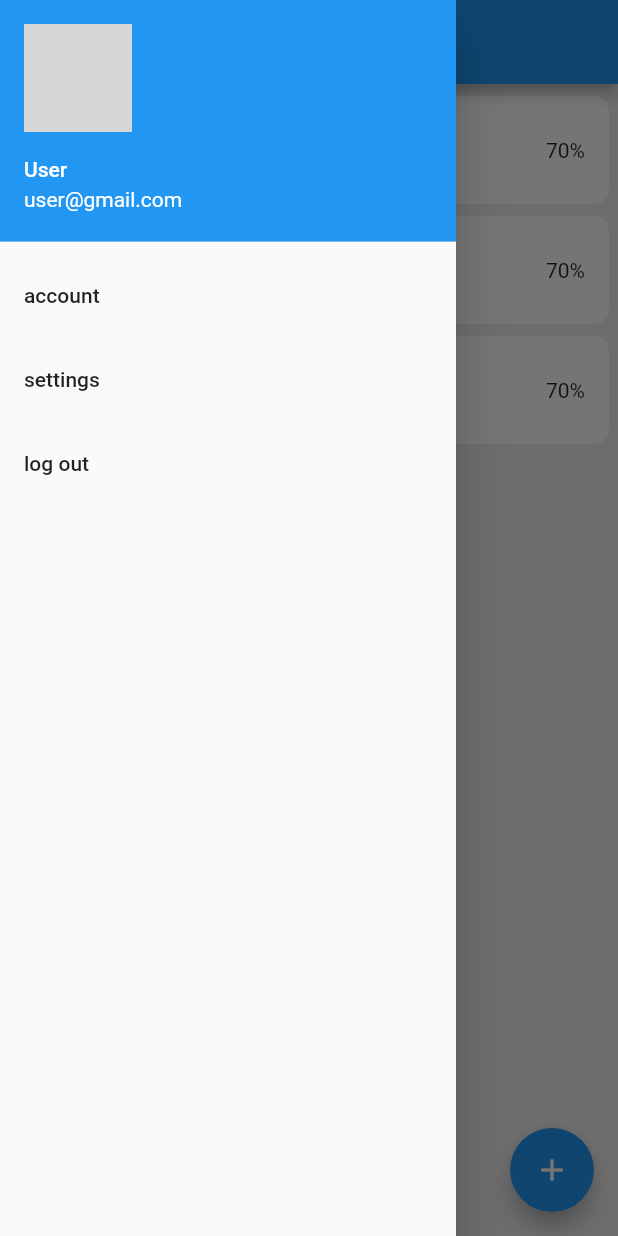
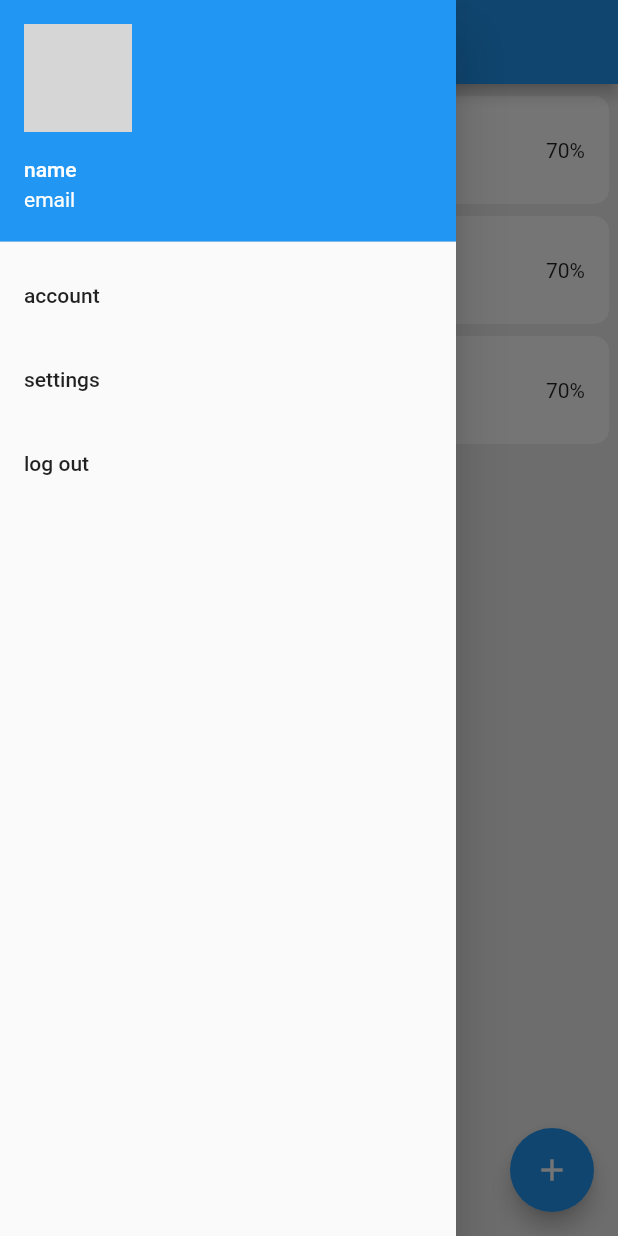
Before and after one commit to kunaldiwakar31/attendence-app, a Flutter app: the StudentHome screen opened directly, with the side drawer open, on a phone screen of 412 x 824 dp. Run offline on Flutter 3.47's test engine with Material 2 defaults, Android fonts, the light colour scheme and no system bars; our stand-ins replace cloud_firestore, firebase_auth, firebase_core; accounts and stored records are empty; network calls fail; grey boxes are pictures that could not be loaded.

Commit message:
Modified file structure

```diff
--- a/lib/Authenticate.dart
+++ b/lib/Authentication/Authenticate.dart
@@ -1,4 +1,4 @@
-import 'package:attendence_app/register.dart';
+import 'package:attendence_app/Authentication/register.dart';
 import 'package:flutter/material.dart';
 
 import 'login.dart';
--- a/lib/login.dart
+++ b/lib/Authentication/login.dart
@@ -3,8 +3,8 @@ import 'package:cloud_firestore/cloud_firestore.dart';
 import 'package:firebase_auth/firebase_auth.dart';
 import 'package:flutter/material.dart';
 
-import 'StudentHome.dart';
-import 'TeacherHome.dart';
+import '../Home/StudentHome.dart';
+import '../Home/TeacherHome.dart';
 
 class LoginPage extends StatefulWidget {
   const LoginPage({Key? key}) : super(key: key);
--- a/lib/register.dart
+++ b/lib/Authentication/register.dart
@@ -1,9 +1,9 @@
-import 'package:attendence_app/StudentHome.dart';
-import 'package:attendence_app/TeacherHome.dart';
+import 'package:attendence_app/Home/StudentHome.dart';
+import 'package:attendence_app/Home/TeacherHome.dart';
 import 'package:flutter/material.dart';
 import 'package:firebase_auth/firebase_auth.dart';
 
-import 'DatabaseService.dart';
+import '../DatabaseService.dart';
 
 class Register extends StatefulWidget {
   const Register({Key? key}) : super(key: key);
--- /dev/null
+++ b/lib/Blocs/StudentsBloc.dart
@@ -0,0 +1,36 @@
+import 'package:attendence_app/DataStructure.dart';
+import 'package:cloud_firestore/cloud_firestore.dart';
+import 'package:flutter/foundation.dart';
+import 'package:flutter/material.dart';
+
+import '../AppConstants.dart';
+
+class StudentsBloc extends ChangeNotifier {
+  Student _currentStudent = Student(
+      name: 'name',
+      rollno: 'rollno',
+      email: 'email',
+      subjects: [],
+      userType: 'Student');
+
+  Student get currentStudent {
+    assert(_currentStudent != null);
+    return _currentStudent;
+  }
+
+  final _studentsCollectionReference =
+      FirebaseFirestore.instance.collection(AppConstants.studentsCollection);
+
+  Future getStudentInfo(String uid) async {
+    var documentSnapshot = await _studentsCollectionReference.doc(uid).get();
+    var data = documentSnapshot.data();
+    _currentStudent = Student(
+        name: data!['name'],
+        rollno: data['rollno'],
+        email: data['email'],
+        subjects: data['Subjects'] ?? [],
+        userType: data['userType'] ?? 'Student');
+
+    notifyListeners();
+  }
+}
--- a/lib/TeachersBloc.dart
+++ b/lib/Blocs/TeachersBloc.dart
@@ -1,4 +1,5 @@
 import 'package:attendence_app/AppConstants.dart';
+import 'package:attendence_app/DataStructure.dart';
 import 'package:cloud_firestore/cloud_firestore.dart';
 import 'package:flutter/foundation.dart';
 
@@ -6,22 +7,31 @@ import 'package:flutter/material.dart';
 
 class TeachersBloc extends ChangeNotifier {
   List _subjectsList = [];
+  Teacher _currentTeacher =
+      Teacher(name: 'Name', email: 'email', userType: 'Teacher');
 
   List get subjectsList {
     assert(_subjectsList != null);
     return _subjectsList;
   }
 
+  Teacher get currentTeacher {
+    assert(_currentTeacher != null);
+    return _currentTeacher;
+  }
+
   final _teachersCollectionReference =
       FirebaseFirestore.instance.collection(AppConstants.teachersCollection);
 
-  Future getSubjectList(String uid) async {
-    List subjectsList = [];
+  Future getTeacherInfo(String uid) async {
+    var documentSnapshot = await _teachersCollectionReference.doc(uid).get();
+    _subjectsList = documentSnapshot.data()!['Subjects'];
 
-    var documentSnapshot = await _teachersCollectionReference.doc(uid).get();
-    subjectsList = documentSnapshot.data()!['Subjects'];
+    _currentTeacher = Teacher(
+        name: documentSnapshot.data()!['name'],
+        email: documentSnapshot.data()!['email'],
+        userType: documentSnapshot.data()!['userType']);
 
-    _subjectsList = subjectsList;
     notifyListeners();
   }
 }
--- a/lib/createClass.dart
+++ b/lib/ClassesFunc/createClass.dart
@@ -2,10 +2,10 @@
 
 import 'package:flutter/material.dart';
 import 'package:provider/provider.dart';
-import 'DatabaseService.dart';
+import '../DatabaseService.dart';
 import 'package:flutter/services.dart';
 
-import 'TeachersBloc.dart';
+import '../Blocs/TeachersBloc.dart';
 
 class CreateClass extends StatefulWidget {
   final uid;
@@ -94,7 +94,7 @@ class _CreateClassState extends State<CreateClass> {
                             .generateCode(course_name, semester, widget.uid);
 
                         await Provider.of<TeachersBloc>(context, listen: false)
-                            .getSubjectList(widget.uid);
+                            .getTeacherInfo(widget.uid);
                         if (uid != '') {
                           setState(() {});
                         }
--- a/lib/joinClass.dart
+++ b/lib/ClassesFunc/joinClass.dart
@@ -28,7 +28,7 @@ class _JoinClassState extends State<JoinClass> {
                 height: 20.0,
               ),
               TextField(
-                decoration: InputDecoration(
+                decoration: const InputDecoration(
                   hintText: 'Class Code',
                   fillColor: Colors.white,
                   filled: true,
--- a/lib/CustomUser.dart
+++ /dev/null
@@ -1,6 +0,0 @@
-class CustomUser {
-  final String userId;
-  final String userType;
-
-  CustomUser({required this.userId, required this.userType});
-}
--- a/lib/StudentHome.dart
+++ b/lib/Home/StudentHome.dart
@@ -1,7 +1,9 @@
-import 'package:attendence_app/Authenticate.dart';
-import 'package:attendence_app/joinClass.dart';
+import 'package:attendence_app/Authentication/Authenticate.dart';
 import 'package:firebase_auth/firebase_auth.dart';
 import 'package:flutter/material.dart';
+import 'package:provider/provider.dart';
+import '../Blocs/StudentsBloc.dart';
+import '../ClassesFunc/joinClass.dart';
 
 class StudentHome extends StatefulWidget {
   final uid;
@@ -14,10 +16,31 @@ class StudentHome extends StatefulWidget {
 class _StudentHomeState extends State<StudentHome> {
   Color tileColor = Colors.white;
   final FirebaseAuth _auth = FirebaseAuth.instance;
+  @override
+  void initState() {
+    super.initState();
+    _getUserData();
+  }
+
+  void _getUserData() {
+    _getUserDataAsync().then((value) => {_changeState()});
+  }
+
+  Future _getUserDataAsync() async {
+    await Provider.of<StudentsBloc>(context, listen: false)
+        .getStudentInfo(widget.uid);
+  }
+
+  void _changeState() {
+    if (!mounted) return;
+    setState(() {});
+  }
 
   @override
   Widget build(BuildContext context) {
     List<String> name = ['Maths', 'Physics', 'Chemistry'];
+    var currentStudent = Provider.of<StudentsBloc>(context).currentStudent;
+
     return Scaffold(
       appBar: AppBar(
         title: const Text("Attendence App"),
@@ -53,13 +76,13 @@ class _StudentHomeState extends State<StudentHome> {
         child: ListView(
           padding: EdgeInsets.zero,
           children: [
-            const UserAccountsDrawerHeader(
-              accountName: Text('User'),
-              accountEmail: Text('user@gmail.com'),
-              decoration: BoxDecoration(
+            UserAccountsDrawerHeader(
+              accountName: Text(currentStudent.name),
+              accountEmail: Text(currentStudent.email),
+              decoration: const BoxDecoration(
                 color: Colors.blue,
               ),
-              currentAccountPicture: CircleAvatar(
+              currentAccountPicture: const CircleAvatar(
                 radius: 50.0,
                 backgroundColor: Color(0xFF778899),
                 backgroundImage:
--- a/lib/TeacherHome.dart
+++ b/lib/Home/TeacherHome.dart
@@ -1,14 +1,15 @@
-import 'package:attendence_app/Authenticate.dart';
+import 'package:attendence_app/Authentication/Authenticate.dart';
 import 'package:attendence_app/TeacherClass.dart';
-import 'package:attendence_app/TeachersBloc.dart';
+import 'package:attendence_app/Blocs/TeachersBloc.dart';
 import 'package:firebase_auth/firebase_auth.dart';
 import 'package:flutter/material.dart';
 import 'package:provider/provider.dart';
-import 'createClass.dart';
+import '../ClassesFunc/createClass.dart';
 
 class TeacherHome extends StatefulWidget {
   final uid;
   TeacherHome({this.uid});
+
   @override
   State<TeacherHome> createState() => _TeacherHomeState();
 }
@@ -28,7 +29,7 @@ class _TeacherHomeState extends State<TeacherHome> {
 
   Future _getUserDataAsync() async {
     await Provider.of<TeachersBloc>(context, listen: false)
-        .getSubjectList(widget.uid);
+        .getTeacherInfo(widget.uid);
   }
 
   void _changeState() {
@@ -49,6 +50,8 @@ class _TeacherHomeState extends State<TeacherHome> {
       semesters.add(split[1]);
       classUids.add(split[2]);
     }
+
+    var currentTeacher = Provider.of<TeachersBloc>(context).currentTeacher;
 
     return Scaffold(
       appBar: AppBar(
@@ -82,13 +85,13 @@ class _TeacherHomeState extends State<TeacherHome> {
         child: ListView(
           padding: EdgeInsets.zero,
           children: [
-            const UserAccountsDrawerHeader(
-              accountName: Text("User"),
-              accountEmail: Text("user@gmail.com"),
-              decoration: BoxDecoration(
+            UserAccountsDrawerHeader(
+              accountName: Text(currentTeacher.name),
+              accountEmail: Text(currentTeacher.email),
+              decoration: const BoxDecoration(
                 color: Colors.blue,
               ),
-              currentAccountPicture: CircleAvatar(
+              currentAccountPicture: const CircleAvatar(
                 radius: 50.0,
                 backgroundColor: const Color(0xFF778899),
                 backgroundImage:
--- a/lib/TeacherClass.dart
+++ b/lib/TeacherClass.dart
@@ -1,9 +1,9 @@
-import 'package:flutter/cupertino.dart';
 import 'package:flutter/material.dart';
 
 class TeacherClass extends StatefulWidget {
   final uid;
   TeacherClass({this.uid});
+
   @override
   _TeacherClassState createState() => _TeacherClassState();
 }
--- a/lib/main.dart
+++ b/lib/main.dart
@@ -1,9 +1,9 @@
-import 'package:attendence_app/TeachersBloc.dart';
+import 'package:attendence_app/Blocs/TeachersBloc.dart';
 import 'package:flutter/material.dart';
 import 'package:firebase_core/firebase_core.dart';
 import 'package:provider/provider.dart';
 
-import 'Authenticate.dart';
+import 'Authentication/Authenticate.dart';
 
 void main() async {
   WidgetsFlutterBinding.ensureInitialized();
```
